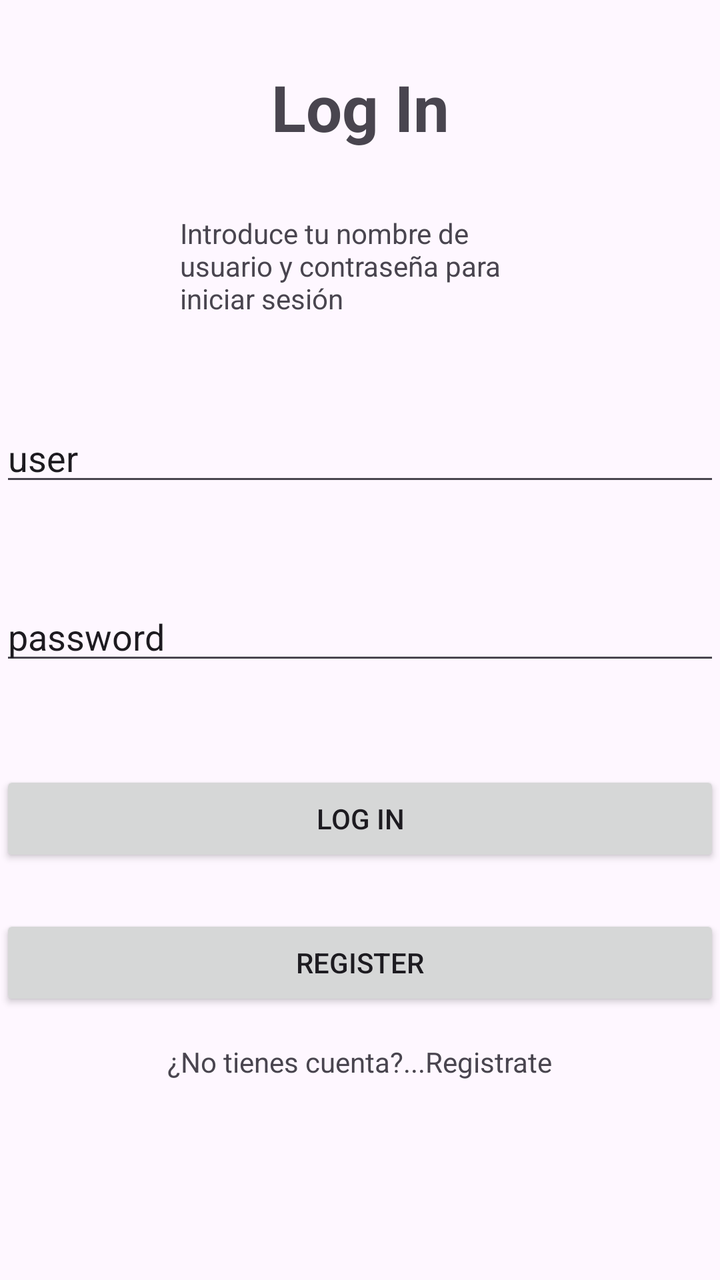
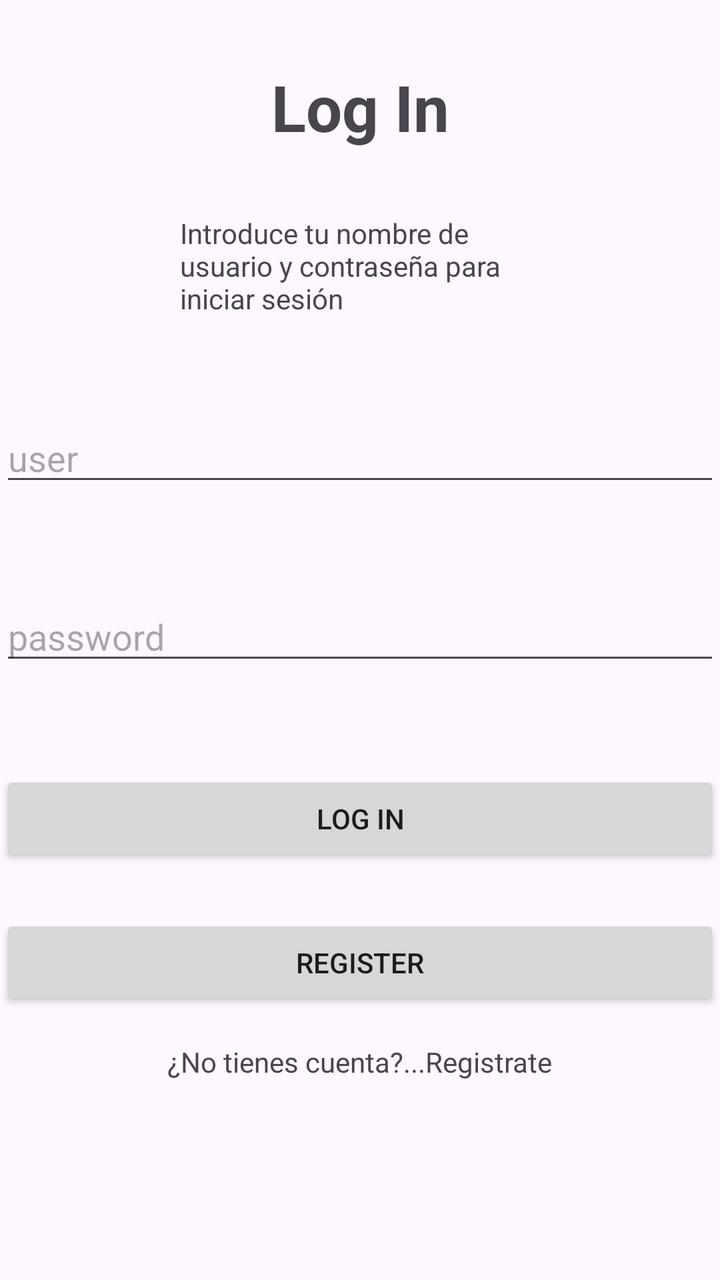

Before-and-after screenshots of an Android layout around one commit, followed by the original layout XML and the change that was made.
<!-- AndroidManifest.xml: application theme Theme.FerrolApp -->
<!-- res/layout/fragment_login.xml -->
<?xml version="1.0" encoding="utf-8"?>
<androidx.constraintlayout.widget.ConstraintLayout xmlns:android="http://schemas.android.com/apk/res/android"
    xmlns:tools="http://schemas.android.com/tools"
    android:layout_width="match_parent"
    android:layout_height="match_parent"
    xmlns:app="http://schemas.android.com/apk/res-auto"
    tools:context=".LoginFragment">

    <TextView
        android:id="@+id/title"
        android:layout_width="wrap_content"
        android:layout_height="wrap_content"
        android:layout_marginTop="32dp"
        android:text="Log In"
        android:textSize="32sp"
        android:textStyle="bold"
        app:layout_constraintEnd_toEndOf="parent"
        app:layout_constraintStart_toStartOf="parent"
        app:layout_constraintTop_toTopOf="parent"
        />
    <TextView
        android:id="@+id/text"
        android:layout_width="180dp"
        android:layout_height="wrap_content"
        android:text="Introduce tu nombre de usuario y contraseña para iniciar sesión"
        app:layout_constraintTop_toBottomOf="@id/title"
        app:layout_constraintEnd_toEndOf="parent"
        app:layout_constraintStart_toStartOf="parent"
        android:layout_marginTop="32dp"
        />

    <EditText
        android:id="@+id/edit_usuario"
        android:layout_width="0dp"
        android:text="user"
        android:layout_height="wrap_content"
        app:layout_constraintStart_toStartOf="parent"
        app:layout_constraintEnd_toEndOf="parent"
        app:layout_constraintTop_toBottomOf="@id/text"
        android:layout_marginTop="48dp"
        />
    <EditText
        android:id="@+id/edit_password"
        android:layout_width="0dp"
        android:text="password"
        android:layout_height="wrap_content"
        app:layout_constraintStart_toStartOf="parent"
        app:layout_constraintEnd_toEndOf="parent"
        app:layout_constraintTop_toBottomOf="@id/edit_usuario"
        android:layout_marginTop="48dp"
        />
    <Button
        android:id="@+id/btn_login"
        android:layout_width="0dp"
        android:layout_height="wrap_content"
        android:text="Log In"
        app:layout_constraintStart_toStartOf="parent"
        app:layout_constraintEnd_toEndOf="parent"
        app:layout_constraintTop_toBottomOf="@id/edit_password"
        android:layout_marginTop="48dp"
        />
    <TextView
        android:layout_width="wrap_content"
        android:layout_height="wrap_content"
        android:text="¿No tienes cuenta?...Registrate"
        app:layout_constraintStart_toStartOf="parent"
        app:layout_constraintEnd_toEndOf="parent"
        app:layout_constraintTop_toBottomOf="@id/btn_register"
        android:layout_marginTop="16dp"
        />
    <Button
        android:id="@+id/btn_register"
        android:layout_width="0dp"
        android:layout_height="wrap_content"
        android:text="Register"
        app:layout_constraintStart_toStartOf="parent"
        app:layout_constraintEnd_toEndOf="parent"
        app:layout_constraintTop_toBottomOf="@id/btn_login"
        android:layout_marginTop="24dp"
        />


</androidx.constraintlayout.widget.ConstraintLayout>
<!-- resources referenced by this layout -->
<resources>
  <style name="Theme.FerrolApp" parent="Base.Theme.FerrolApp" />
  <style name="Base.Theme.FerrolApp" parent="Theme.Material3.DayNight.NoActionBar">
          
          
      </style>
</resources>

<!-- the commit's change to res/layout/fragment_login.xml (unified diff, before → after) -->
@@ -32,7 +32,7 @@
     <EditText
         android:id="@+id/edit_usuario"
         android:layout_width="0dp"
-        android:text="user"
+        android:hint="user"
         android:layout_height="wrap_content"
         app:layout_constraintStart_toStartOf="parent"
         app:layout_constraintEnd_toEndOf="parent"
@@ -42,12 +42,13 @@
     <EditText
         android:id="@+id/edit_password"
         android:layout_width="0dp"
-        android:text="password"
+        android:hint="password"
         android:layout_height="wrap_content"
         app:layout_constraintStart_toStartOf="parent"
         app:layout_constraintEnd_toEndOf="parent"
         app:layout_constraintTop_toBottomOf="@id/edit_usuario"
         android:layout_marginTop="48dp"
+        android:inputType="textPassword"
         />
     <Button
         android:id="@+id/btn_login"
@@ -59,15 +60,7 @@
         app:layout_constraintTop_toBottomOf="@id/edit_password"
         android:layout_marginTop="48dp"
         />
-    <TextView
-        android:layout_width="wrap_content"
-        android:layout_height="wrap_content"
-        android:text="¿No tienes cuenta?...Registrate"
-        app:layout_constraintStart_toStartOf="parent"
-        app:layout_constraintEnd_toEndOf="parent"
-        app:layout_constraintTop_toBottomOf="@id/btn_register"
-        android:layout_marginTop="16dp"
-        />
+
     <Button
         android:id="@+id/btn_register"
         android:layout_width="0dp"
@@ -78,6 +71,14 @@
         app:layout_constraintTop_toBottomOf="@id/btn_login"
         android:layout_marginTop="24dp"
         />
-
+    <TextView
+        android:layout_width="wrap_content"
+        android:layout_height="wrap_content"
+        android:text="¿No tienes cuenta?...Registrate"
+        app:layout_constraintStart_toStartOf="parent"
+        app:layout_constraintEnd_toEndOf="parent"
+        app:layout_constraintTop_toBottomOf="@id/btn_register"
+        android:layout_marginTop="16dp"
+        />
 
 </androidx.constraintlayout.widget.ConstraintLayout>
